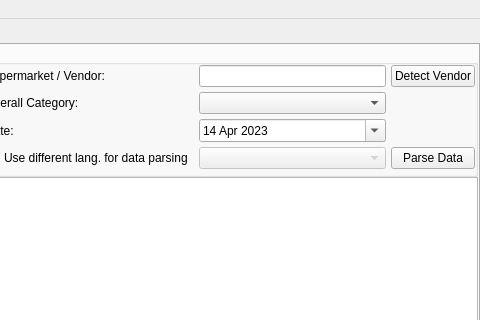
Before: the Qt Designer form pybudgetbook/ui/main_gui.ui in max3-2/pybudgetbook, drawn with Qt 5; both pictures show x 820 to 1300 and y 0 to 320 of the 1300 by 800 pixel window.
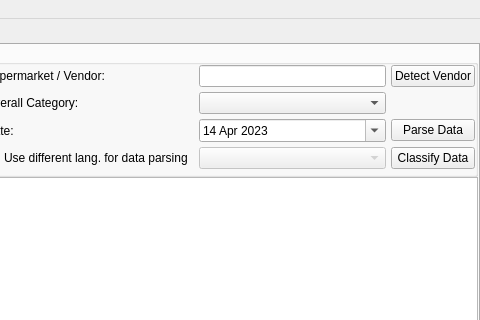
After: the same form once the commit is applied. Icons and pictures are not drawn. Custom widgets are drawn as their Qt base class.

Commit message: Added button to reclassify data

Diff of the .ui file:
```diff
--- a/pybudgetbook/ui/main_gui.ui
+++ b/pybudgetbook/ui/main_gui.ui
@@ -446,13 +446,6 @@
                    <item row="0" column="2">
                     <widget class="QLineEdit" name="lineEdit_marketVendor"/>
                    </item>
-                   <item row="4" column="3">
-                    <widget class="QPushButton" name="pushButton_parseData">
-                     <property name="text">
-                      <string>Parse Data</string>
-                     </property>
-                    </widget>
-                   </item>
                    <item row="0" column="1">
                     <widget class="QLabel" name="label_marketVendor">
                      <property name="text">
@@ -497,6 +490,20 @@
                      </property>
                     </widget>
                    </item>
+                   <item row="2" column="3">
+                    <widget class="QPushButton" name="pushButton_parseData">
+                     <property name="text">
+                      <string>Parse Data</string>
+                     </property>
+                    </widget>
+                   </item>
+                   <item row="4" column="3">
+                    <widget class="QPushButton" name="pushButton_reClassify">
+                     <property name="text">
+                      <string>Classify Data</string>
+                     </property>
+                    </widget>
+                   </item>
                   </layout>
                  </item>
                 </layout>
```
Left out of the diff: 6 changed lines with no effect on the pictures. The commit also changes 3 other files.
